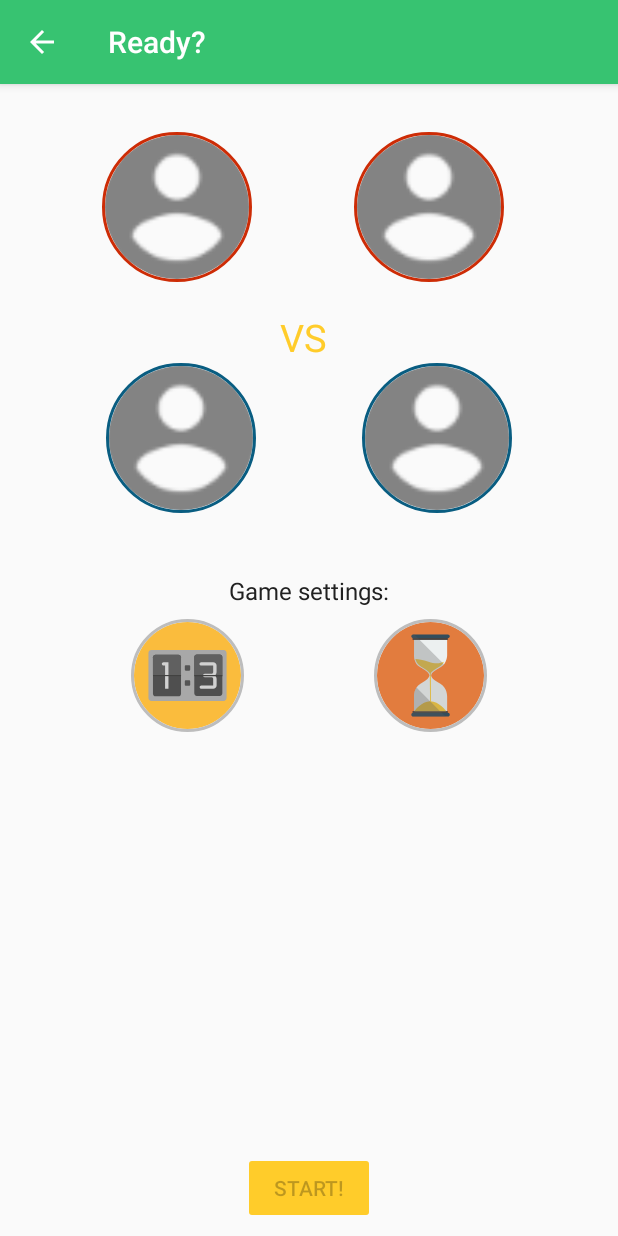
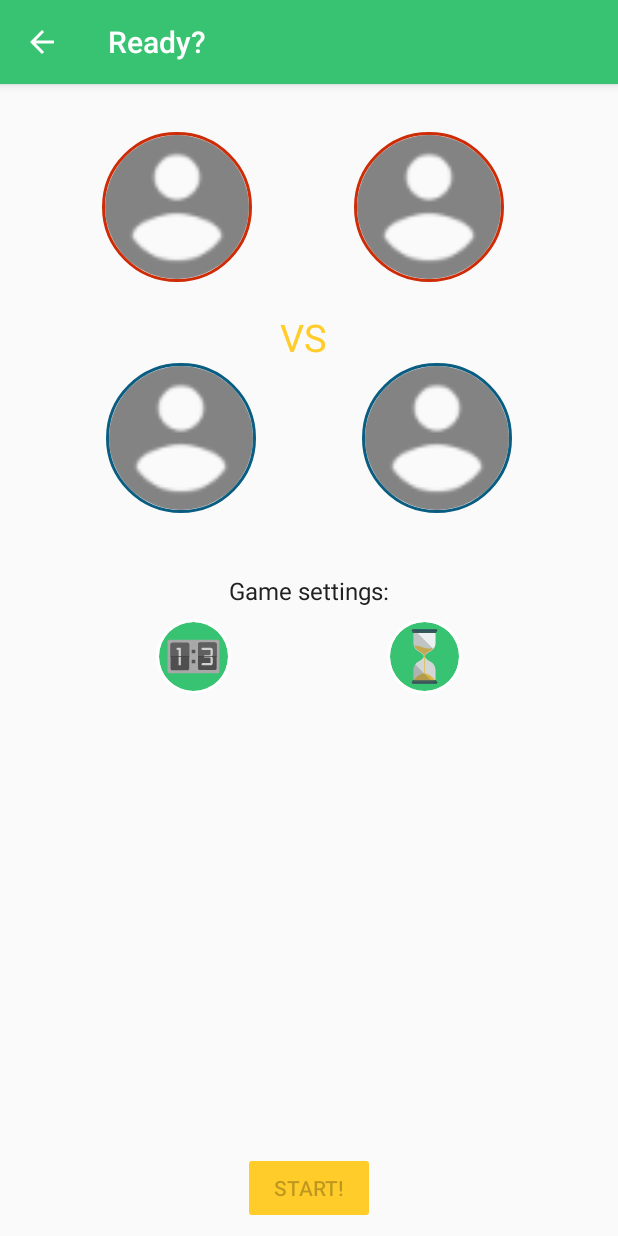
Before and after one commit to m-maillot/FunAtWorkAndroid, an Android app: the StartGameActivity screen opened directly, with no data from a screen before it, on a phone screen of 412 x 824 dp. Run offline under Robolectric (Android 15) with nearby library versions, the phone set to English and light mode, and no system bars; our stand-ins replace CircleImageView, Picasso; libraries missing offline, so code that uses them is left out: jp.wasabeef.picasso; pictures from the network do not load; 10 statements that could not run were skipped.

Commit message:
Add settigns to game to select game on score or time limit

```diff
--- a/app/src/main/res/drawable/ic_five.xml
+++ b/app/src/main/res/drawable/ic_five.xml
@@ -1,5 +1,5 @@
 <vector android:height="24dp" android:viewportHeight="496.158"
     android:viewportWidth="496.158" android:width="24dp" xmlns:android="http://schemas.android.com/apk/res/android">
-    <path android:fillColor="#56B48C" android:pathData="M248.1,0C111.1,0 0,111.1 0,248.1c0,137 111.1,248.1 248.1,248.1c137,0 248.1,-111.1 248.1,-248.1C496.2,111.1 385.1,0 248.1,0z"/>
+    <path android:fillColor="#37C371" android:pathData="M248.1,0C111.1,0 0,111.1 0,248.1c0,137 111.1,248.1 248.1,248.1c137,0 248.1,-111.1 248.1,-248.1C496.2,111.1 385.1,0 248.1,0z"/>
     <path android:fillColor="#FFFFFF" android:pathData="M320.5,255.1c-3.5,-8.5 -8.4,-15.8 -14.5,-22c-6.2,-6.2 -13.3,-11.1 -21.5,-14.6c-8.2,-3.5 -16.9,-5.3 -26.3,-5.3c-11.7,0 -24.5,3.7 -38.4,11.1l8.4,-47.5h69.6c7.2,0 12.7,-1.6 16.4,-4.7c3.7,-3.1 5.6,-7.2 5.6,-12.3c0,-11.6 -7.6,-17.4 -22.9,-17.4h-77.3c-8.4,0 -14.5,1.9 -18.2,5.7c-3.7,3.8 -6.3,9.9 -7.6,18.3l-12.3,70.2c-1.1,6.2 -1.6,9.5 -1.6,10c0,4.4 1.9,8.3 5.6,11.8c3.7,3.5 8,5.2 12.7,5.2c4.4,0 10,-2.6 16.8,-7.7c6.8,-5.1 12,-8.7 15.6,-10.8c3.6,-2.1 9.6,-3.1 18,-3.1c6.8,0 13,1.6 18.6,4.9c5.6,3.3 10,8.2 13.3,14.9c3.3,6.6 5,14.6 5,24c0,8.7 -1.5,16.5 -4.6,23.3c-3.1,6.8 -7.4,12.2 -13.1,16.1c-5.7,3.9 -12.3,5.9 -19.8,5.9c-8.2,0 -15.6,-2.4 -22.3,-7.3c-6.6,-4.8 -11.9,-11.6 -15.8,-20.3c-4,-9.5 -10.1,-14.2 -18.3,-14.2c-4.8,0 -8.8,1.7 -11.9,5.1c-3.2,3.4 -4.8,7 -4.8,10.8c0,6.3 2.3,13.6 6.8,21.9s12.3,15.7 23.1,22.2c10.9,6.4 25.1,9.7 42.6,9.7c15.6,0 29.4,-3.4 41.4,-10.3c12,-6.8 21.1,-16.1 27.5,-27.7c6.3,-11.6 9.5,-24.5 9.5,-38.7C325.8,272.8 324,263.6 320.5,255.1z"/>
 </vector>
--- a/app/src/main/res/drawable/ic_hour_glass.xml
+++ b/app/src/main/res/drawable/ic_hour_glass.xml
@@ -1,6 +1,6 @@
 <vector android:height="24dp" android:viewportHeight="512.0"
     android:viewportWidth="512.0" android:width="24dp" xmlns:android="http://schemas.android.com/apk/res/android">
-    <path android:fillColor="#E27C3E" android:pathData="M256,256m-256,0a256,256 0,1 1,512 0a256,256 0,1 1,-512 0"/>
+    <path android:fillColor="#37C371" android:pathData="M256,256m-256,0a256,256 0,1 1,512 0a256,256 0,1 1,-512 0"/>
     <path android:fillColor="#ECF0F0" android:pathData="M331.4,162.6V94h-76.5h-73.5v68.6c0,0 -2.5,38.8 29,56.5C230.7,230.5 250.8,244 250.7,256h4.2h4.1c-0.1,-12 21.6,-25.5 41.8,-36.9C332.4,201.4 331.4,162.6 331.4,162.6z"/>
     <path android:fillColor="#D3D6D6" android:pathData="M181.4,350.9V418h73.5h76.5v-67.1c0,0 0.9,-39.5 -30.6,-57.3C280.6,282.2 259,268 259,256h-4.2h-4.1c0.1,12 -20.1,26.2 -40.3,37.6C179,311.4 181.4,350.9 181.4,350.9z"/>
     <path android:fillColor="#334D5C" android:pathData="M343.4,78.5c0,4.7 -3.8,8.5 -8.5,8.5h-157c-4.7,0 -8.5,-3.8 -8.5,-8.5l0,0c0,-4.7 3.8,-8.5 8.5,-8.5h157C339.6,70 343.4,73.8 343.4,78.5L343.4,78.5z"/>
--- a/app/src/main/res/drawable/ic_score_board.xml
+++ b/app/src/main/res/drawable/ic_score_board.xml
@@ -1,6 +1,6 @@
 <vector android:height="24dp" android:viewportHeight="496.2"
     android:viewportWidth="496.2" android:width="24dp" xmlns:android="http://schemas.android.com/apk/res/android">
-    <path android:fillColor="#FABC3D" android:pathData="M0,248.1C0,111.1 111.1,0 248.1,0s248.1,111.1 248.1,248.1S385.1,496.2 248.1,496.2S0,385.1 0,248.1z"/>
+    <path android:fillColor="#37C371" android:pathData="M0,248.1C0,111.1 111.1,0 248.1,0s248.1,111.1 248.1,248.1S385.1,496.2 248.1,496.2S0,385.1 0,248.1z"/>
     <path android:fillColor="#A8A8A8" android:pathData="M419.6,346.9c0,7.1 -5.6,12.8 -12.6,12.8H89.2c-6.9,0 -12.6,-5.7 -12.6,-12.8V149.3c0,-7.1 5.6,-12.8 12.6,-12.8h317.9c6.9,0 12.6,5.7 12.6,12.8v197.6H419.6z"/>
     <path android:fillColor="#545454" android:pathData="M259.9,223c0,2 -1.6,3.7 -3.7,3.7H240c-2,0 -3.7,-1.6 -3.7,-3.7v-16.2c0,-2 1.6,-3.7 3.7,-3.7h16.2c2,0 3.7,1.6 3.7,3.7V223z"/>
     <path android:fillColor="#545454" android:pathData="M259.9,289.4c0,2 -1.6,3.7 -3.7,3.7H240c-2,0 -3.7,-1.6 -3.7,-3.7v-16.2c0,-2 1.6,-3.7 3.7,-3.7h16.2c2,0 3.7,1.6 3.7,3.7V289.4z"/>
--- a/app/src/main/res/drawable/ic_seven.xml
+++ b/app/src/main/res/drawable/ic_seven.xml
@@ -1,5 +1,5 @@
 <vector android:height="24dp" android:viewportHeight="496.158"
     android:viewportWidth="496.158" android:width="24dp" xmlns:android="http://schemas.android.com/apk/res/android">
-    <path android:fillColor="#56B48C" android:pathData="M248.1,0C111.1,0 0,111.1 0,248.1c0,137 111.1,248.1 248.1,248.1c137,0 248.1,-111.1 248.1,-248.1C496.2,111.1 385.1,0 248.1,0z"/>
+    <path android:fillColor="#37C371" android:pathData="M248.1,0C111.1,0 0,111.1 0,248.1c0,137 111.1,248.1 248.1,248.1c137,0 248.1,-111.1 248.1,-248.1C496.2,111.1 385.1,0 248.1,0z"/>
     <path android:fillColor="#FFFFFF" android:pathData="M323.6,147.2c-4.2,-2.9 -11,-4.4 -20.4,-4.4h-97.6c-7.7,0 -13.7,1 -18,2.9c-4.3,2 -6.4,6.3 -6.4,13c0,6.3 2,11 6.1,14c4.1,3 10.2,4.5 18.4,4.5h78.4c-12.3,15.6 -22.9,31.3 -31.9,47.1c-8.9,15.8 -16.4,31.2 -22.3,46.1c-6,15 -10.3,27.9 -12.9,38.6c-2.6,10.7 -4,19.2 -4,25.5c0,8.1 1.8,14.2 5.4,18.4c3.6,4.1 8.4,6.2 14.4,6.2c6.2,0 11.3,-1.9 15,-5.8c3.8,-3.9 6.7,-10.8 8.7,-20.7c0.9,-4.3 1.9,-10.5 3.1,-18.6c1.2,-8.1 2.2,-14.7 3.2,-19.8c1,-5.1 2.6,-11.5 5,-19.2c5.6,-17.5 11.7,-32.3 18.4,-44.4c6.7,-12.1 13.2,-22.2 19.5,-30.4c6.3,-8.2 11.9,-15.6 16.8,-22.3c4.9,-6.7 7.4,-12.2 7.4,-16.3C329.9,154.9 327.8,150.1 323.6,147.2z"/>
 </vector>
--- a/app/src/main/res/drawable/ic_ten.xml
+++ b/app/src/main/res/drawable/ic_ten.xml
@@ -1,6 +1,6 @@
 <vector android:height="24dp" android:viewportHeight="496.158"
     android:viewportWidth="496.158" android:width="24dp" xmlns:android="http://schemas.android.com/apk/res/android">
-    <path android:fillColor="#56B48C" android:pathData="M248.1,0C111.1,0 0,111.1 0,248.1c0,137 111.1,248.1 248.1,248.1c137,0 248.1,-111.1 248.1,-248.1C496.2,111.1 385.1,0 248.1,0z"/>
+    <path android:fillColor="#37C371" android:pathData="M248.1,0C111.1,0 0,111.1 0,248.1c0,137 111.1,248.1 248.1,248.1c137,0 248.1,-111.1 248.1,-248.1C496.2,111.1 385.1,0 248.1,0z"/>
     <path android:fillColor="#FFFFFF" android:pathData="M189.6,145.4c-3.1,-4 -7.3,-6 -12.5,-6c-4.6,0 -7.7,0.9 -9.4,2.6c-1.7,1.8 -5.2,6.4 -10.7,14.1c-5.5,7.6 -11.7,14.5 -18.8,20.7c-7.1,6.2 -16.5,12 -28.3,17.6c-7.9,3.7 -13.4,6.7 -16.6,9.1c-3.1,2.3 -4.7,6 -4.7,11c0,4.3 1.6,8.1 4.8,11.4c3.2,3.3 6.8,4.9 10.9,4.9c8.6,0 25.3,-9.5 50.1,-28.6V335.4c0,7.8 1.8,13.7 5.4,17.7c3.6,4 8.4,6 14.4,6c13.4,0 20.1,-9.8 20.1,-29.4V162C194.3,154.9 192.8,149.4 189.6,145.4z"/>
     <path android:fillColor="#FFFFFF" android:pathData="M401,181.7c-4.3,-9.3 -9.5,-17.1 -15.7,-23.4c-6.2,-6.3 -13.4,-11.1 -21.6,-14.4c-8.2,-3.3 -17.3,-4.9 -27.4,-4.9c-15.2,0 -28.3,3.7 -39.3,11.1c-11,7.4 -19.4,18.1 -25.1,32.2c-3.3,8.5 -5.8,18.7 -7.3,30.5c-1.6,11.8 -2.3,25.1 -2.3,39.8c0,11.4 0.7,22 2.1,31.9c1.4,9.8 3.6,18.8 6.7,26.9c6,14.8 14.8,26.5 26.6,34.9c11.8,8.4 25.1,12.6 39.9,12.6c12.9,0 24.6,-3.1 35.2,-9.4s19.1,-15.1 25.8,-26.7c5.3,-9.4 8.9,-19.8 10.8,-31.3c2,-11.5 2.9,-25.3 2.9,-41.3C412.1,220.7 408.4,197.9 401,181.7zM368.9,292.9c-2.1,11.6 -5.6,20.6 -10.7,26.8c-5.1,6.3 -12.1,9.4 -21.1,9.4c-8.7,0 -15.6,-3 -20.7,-9c-5.1,-6 -8.7,-14.9 -10.8,-26.6c-2.1,-11.7 -3.2,-26.8 -3.2,-45.1c0,-27 2.5,-47.1 7.5,-60.1c5,-13 14,-19.5 26.9,-19.5c9,0 16,2.9 21.1,8.7c5.1,5.8 8.7,14.4 10.8,25.8c2.1,11.4 3.2,26 3.2,43.9C372,266.1 371,281.3 368.9,292.9z"/>
 </vector>
--- a/app/src/main/res/layout/activity_start_game.xml
+++ b/app/src/main/res/layout/activity_start_game.xml
@@ -134,11 +134,11 @@
 
     <de.hdodenhof.circleimageview.CircleImageView
         android:id="@+id/img_game_time_limit"
-        android:layout_width="75dp"
-        android:layout_height="75dp"
+        android:layout_width="50dp"
+        android:layout_height="50dp"
         android:layout_marginTop="8dp"
         android:src="@drawable/ic_hour_glass"
-        app:civ_border_color="@color/colorDivider"
+        app:civ_border_color="@color/colorBackground"
         app:civ_border_width="2dp"
         app:layout_constraintEnd_toEndOf="parent"
         app:layout_constraintHorizontal_bias="0.5"
@@ -148,12 +148,13 @@
 
     <de.hdodenhof.circleimageview.CircleImageView
         android:id="@+id/img_game_score_limit"
-        android:layout_width="75dp"
-        android:layout_height="75dp"
+        android:layout_width="50dp"
+        android:layout_height="50dp"
         android:layout_marginTop="8dp"
         android:src="@drawable/ic_score_board"
-        app:civ_border_color="@color/colorDivider"
+        app:civ_border_color="@color/colorBackground"
         app:civ_border_width="2dp"
+        app:civ_border_overlay="true"
         app:layout_constraintEnd_toStartOf="@+id/img_game_time_limit"
         app:layout_constraintHorizontal_bias="0.5"
         app:layout_constraintStart_toStartOf="parent"
@@ -162,11 +163,11 @@
 
     <de.hdodenhof.circleimageview.CircleImageView
         android:id="@+id/img_game_limit_5"
-        android:layout_width="75dp"
-        android:layout_height="75dp"
-        android:layout_marginTop="16dp"
+        android:layout_width="50dp"
+        android:layout_height="50dp"
+        android:layout_marginTop="8dp"
         android:src="@drawable/ic_five"
-        app:civ_border_color="@color/colorDivider"
+        app:civ_border_color="@color/colorBackground"
         app:civ_border_width="2dp"
         app:layout_constraintEnd_toEndOf="parent"
         app:layout_constraintHorizontal_bias="0.5"
@@ -176,11 +177,11 @@
 
     <de.hdodenhof.circleimageview.CircleImageView
         android:id="@+id/img_game_limit_7"
-        android:layout_width="75dp"
-        android:layout_height="75dp"
-        android:layout_marginTop="16dp"
+        android:layout_width="50dp"
+        android:layout_height="50dp"
+        android:layout_marginTop="8dp"
         android:src="@drawable/ic_seven"
-        app:civ_border_color="@color/colorDivider"
+        app:civ_border_color="@color/colorBackground"
         app:civ_border_width="2dp"
         app:layout_constraintEnd_toStartOf="@+id/img_game_limit_5"
         app:layout_constraintHorizontal_bias="0.5"
@@ -190,11 +191,11 @@
 
     <de.hdodenhof.circleimageview.CircleImageView
         android:id="@+id/img_game_limit_10"
-        android:layout_width="75dp"
-        android:layout_height="75dp"
-        android:layout_marginTop="16dp"
+        android:layout_width="50dp"
+        android:layout_height="50dp"
+        android:layout_marginTop="8dp"
         android:src="@drawable/ic_ten"
-        app:civ_border_color="@color/colorDivider"
+        app:civ_border_color="@color/colorBackground"
         app:civ_border_width="2dp"
         app:layout_constraintEnd_toStartOf="@+id/img_game_limit_7"
         app:layout_constraintHorizontal_bias="0.5"
--- a/data/src/main/java/io/funatwork/core/entity/babyfoot/GoalEntity.kt
+++ b/data/src/main/java/io/funatwork/core/entity/babyfoot/GoalEntity.kt
@@ -2,4 +2,4 @@ package io.funatwork.core.entity.babyfoot
 
 import io.funatwork.core.entity.PlayerEntity
 
-class GoalEntity(val id: Int, val stricker: PlayerEntity, val position: Int)
+class GoalEntity(val id: Int, val striker: PlayerEntity, val position: Int)
--- a/data/src/main/java/io/funatwork/core/entity/babyfoot/MappersExtension.kt
+++ b/data/src/main/java/io/funatwork/core/entity/babyfoot/MappersExtension.kt
@@ -18,7 +18,7 @@ fun Team.toEntity() =
 fun GoalEntity.toBo() =
         Goal(id = id,
                 position = position,
-                striker = stricker.toBo())
+                striker = striker.toBo())
 
 fun GameEntity.toBo() =
         Game(id = id,
--- a/data/src/main/java/io/funatwork/core/net/game/GameRestApiImpl.kt
+++ b/data/src/main/java/io/funatwork/core/net/game/GameRestApiImpl.kt
@@ -129,7 +129,7 @@ class GameRestApiImpl(val connectionUtils: ConnectionUtils) : GameRestApi {
                     Pair("bluePlayerAttackId", blueTeam.attackPlayer.id),
                     Pair("bluePlayerDefenseId", blueTeam.defensePlayer.id),
                     Pair("mode", mode.apiValue),
-                    Pair("modeValueLimit", modeValueLimit)
+                    Pair("modeLimitValue", modeValueLimit)
             )
 
     private fun generateParameters(gameId: Int, striker: PlayerEntity, gamelle: Boolean) =
```
Also changed, not shown: app/src/main/java/io/funatwork/view/activity/StartGameActivity.kt (+8 -12 lines).
